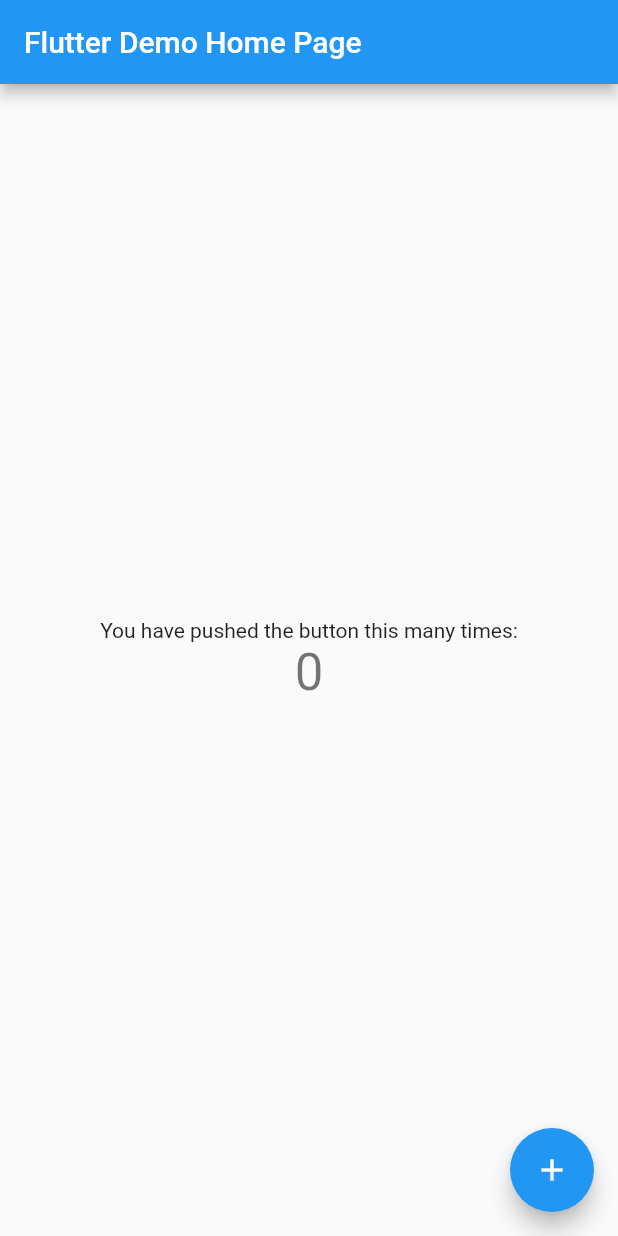
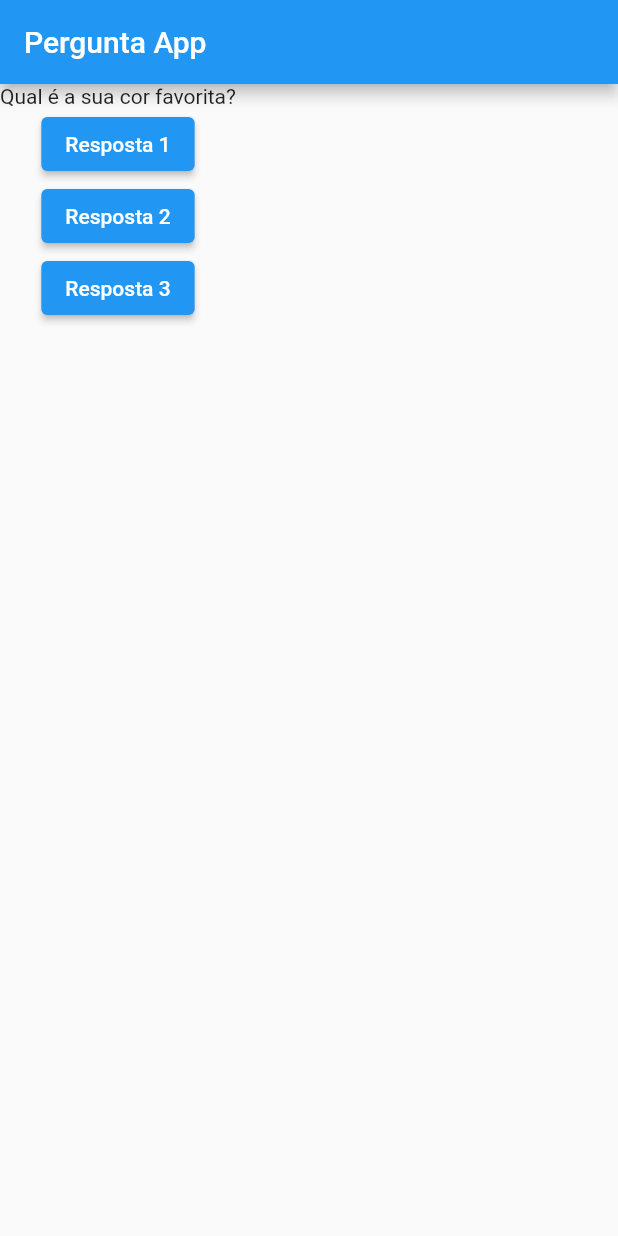
Before and after one commit to DjalmaHenry/quiz-mobile, a Flutter app: the screen it shows after launch, on a phone screen of 412 x 824 dp. Run offline on Flutter 3.47's test engine with Material 2 defaults, Android fonts, the phone set to English and light mode, and no system bars.

Commit message:
feat: add first question

```diff
--- a/lib/main.dart
+++ b/lib/main.dart
@@ -1,66 +1,53 @@
 import 'package:flutter/material.dart';
 
-void main() {
-  runApp(const MyApp());
-}
+main() => runApp(PerguntaApp());
 
-class MyApp extends StatelessWidget {
-  const MyApp({Key? key}) : super(key: key);
+class PerguntaApp extends StatelessWidget {
 
   @override
   Widget build(BuildContext context) {
+    final perguntas = [
+      'Qual é a sua cor favorita?',
+      'Qual é o seu animal favorito?',
+      'Qual é o seu filme favorito?'
+    ];
+
     return MaterialApp(
-      title: 'Flutter Demo',
-      theme: ThemeData(
-        primarySwatch: Colors.blue,
+      title: 'Pergunta App',
+      home: Scaffold(
+        appBar: AppBar(
+          title: Text('Pergunta App'),
+        ),
+        body: Column(
+          children: <Widget>[
+            Text(perguntas[0]),
+            ElevatedButton(
+              style: ElevatedButton.styleFrom(
+                primary: Colors.blue,
+                onPrimary: Colors.white,
+              ),
+              child: Text('Resposta 1'),
+              onPressed: () => print('Resposta 1'),
+            ),
+            ElevatedButton(
+              style: ElevatedButton.styleFrom(
+                primary: Colors.blue,
+                onPrimary: Colors.white,
+              ),
+              child: Text('Resposta 2'),
+              onPressed: () => print('Resposta 2'),
+            ),
+            ElevatedButton(
+              style: ElevatedButton.styleFrom(
+                primary: Colors.blue,
+                onPrimary: Colors.white,
+              ),
+              child: Text('Resposta 3'),
+              onPressed: () => print('Resposta 3'),
+            )
+          ],
+        ),
       ),
-      home: const MyHomePage(title: 'Flutter Demo Home Page'),
     );
   }
 }
-
-class MyHomePage extends StatefulWidget {
-  const MyHomePage({Key? key, required this.title}) : super(key: key);
-  final String title;
-
-  @override
-  State<MyHomePage> createState() => _MyHomePageState();
-}
-
-class _MyHomePageState extends State<MyHomePage> {
-  int _counter = 0;
-
-  void _incrementCounter() {
-    setState(() {
-      _counter++;
-    });
-  }
-
-  @override
-  Widget build(BuildContext context) {
-    return Scaffold(
-      appBar: AppBar(
-        title: Text(widget.title),
-      ),
-      body: Center(
-        child: Column(
-          mainAxisAlignment: MainAxisAlignment.center,
-          children: <Widget>[
-            const Text(
-              'You have pushed the button this many times:',
-            ),
-            Text(
-              '$_counter',
-              style: Theme.of(context).textTheme.headline4,
-            ),
-          ],
-        ),
-      ),
-      floatingActionButton: FloatingActionButton(
-        onPressed: _incrementCounter,
-        tooltip: 'Increment',
-        child: const Icon(Icons.add),
-      ), // This trailing comma makes auto-formatting nicer for build methods.
-    );
-  }
-}
```
